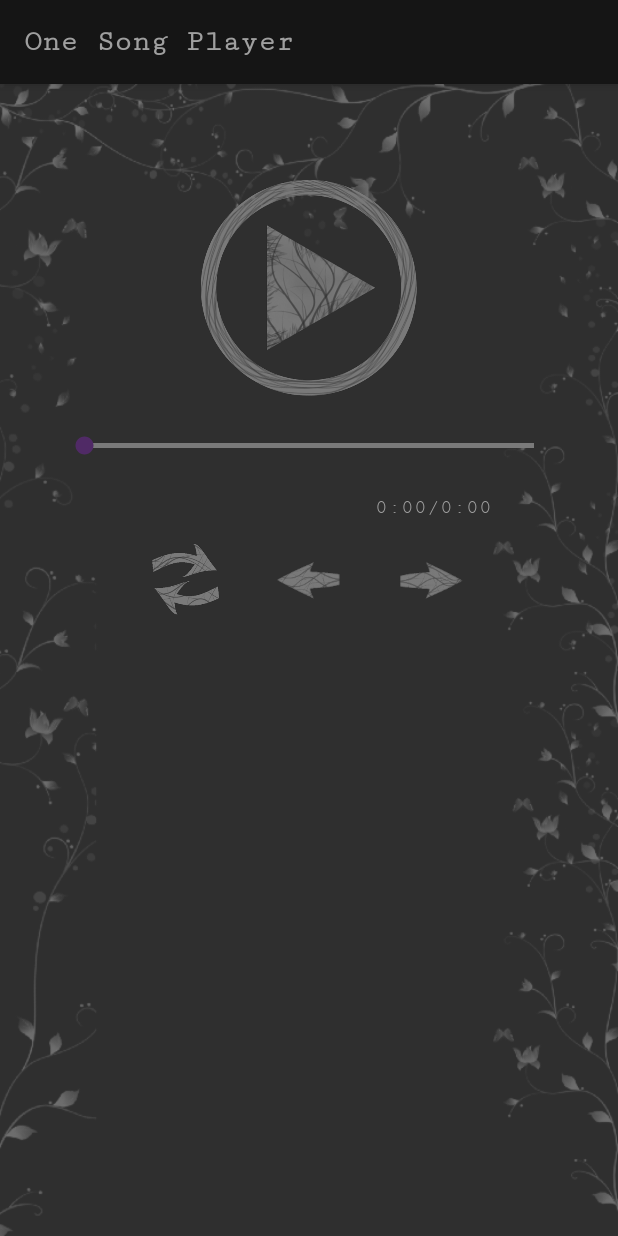
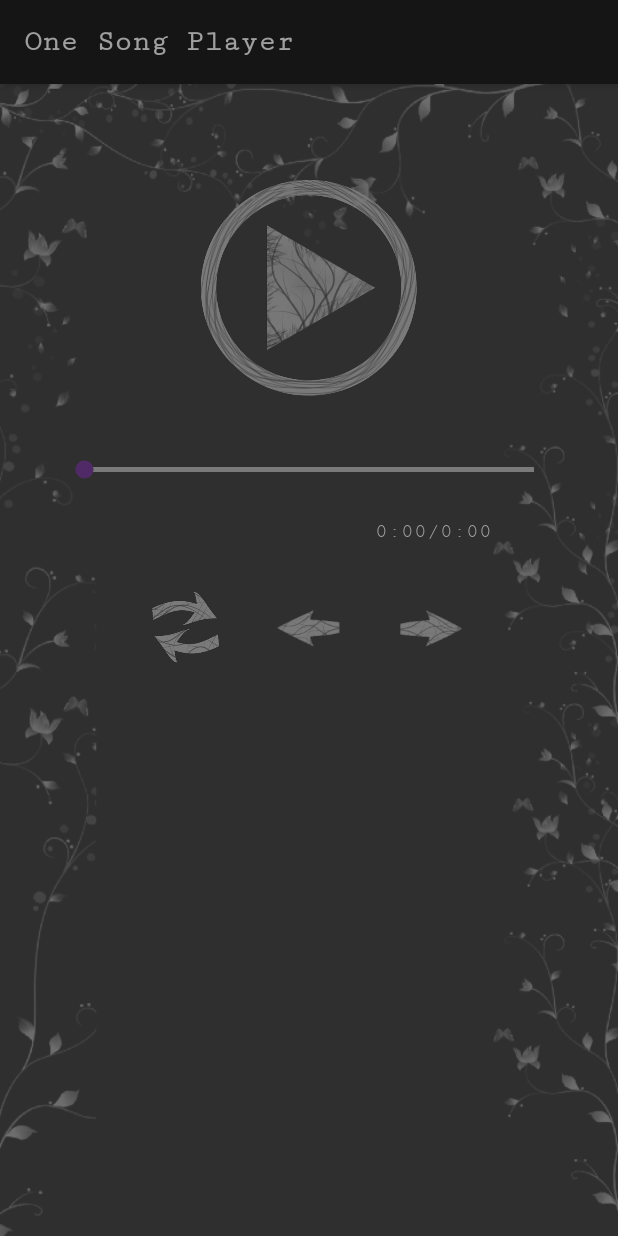
Before and after one commit to eovka/OneSongPlayer, an Android app: the screen it shows after launch (MainActivity), on a phone screen of 412 x 824 dp. Run offline under Robolectric (Android 15) with nearby library versions, the phone set to English and light mode, and no system bars.

Commit message:
OnCompletionListener moved under play OnClick; slight layout changes

```diff
--- a/app/src/main/res/layout/activity_main.xml
+++ b/app/src/main/res/layout/activity_main.xml
@@ -24,6 +24,7 @@
         android:layout_height="wrap_content"
         android:layout_gravity="center"
         android:layout_margin="@dimen/bigger_padding"
+        android:paddingTop="@dimen/standard_padding"
         android:maxHeight="@dimen/seekbar_size"
         android:minHeight="@dimen/seekbar_size"
         android:progressDrawable="@drawable/seekbar"
@@ -36,6 +37,7 @@
         android:gravity="center_horizontal"
         android:layout_marginStart="@dimen/bigger_padding"
         android:layout_marginEnd="@dimen/bigger_padding"
+        android:paddingBottom="@dimen/standard_padding"
         android:orientation="horizontal" >
 
         <TextView
```
Also changed, not shown: app/src/main/java/pl/pisze_czytam/mediaplayertest/MainActivity.java (+17 -10 lines).
